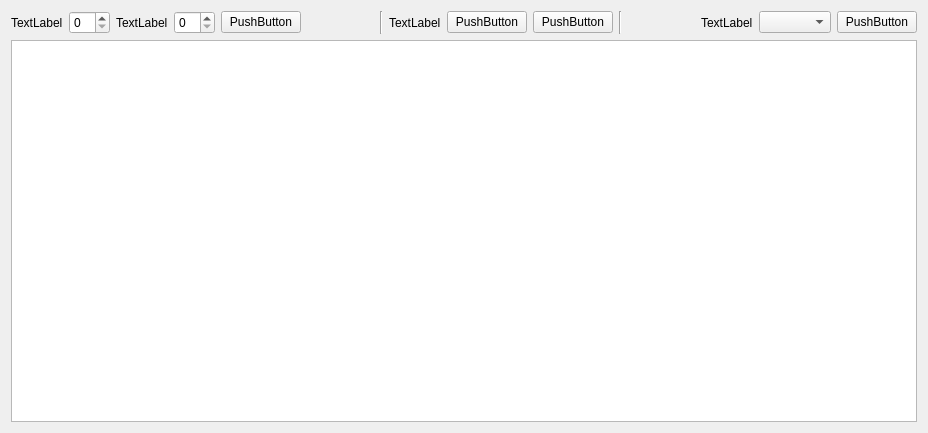
Before: the Qt Designer form MainWindow.ui in konserw/jobshop, drawn with Qt 5.
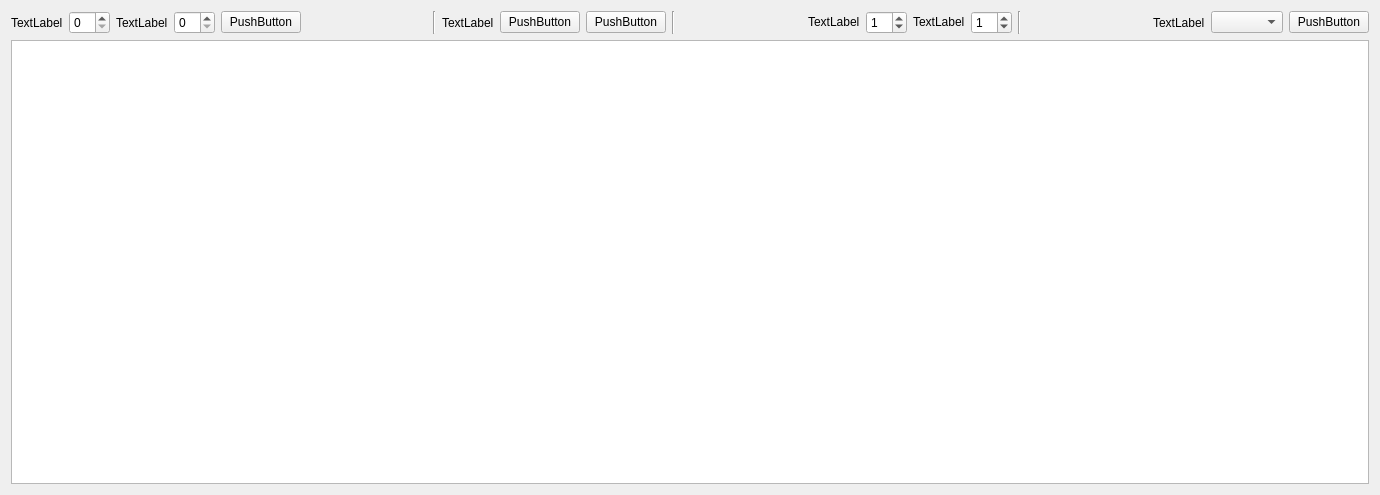
After: the same form once the commit is applied.

Commit message: zmiany w ui: przeniesienie alfy i bety do mainwindow, przycisk export w wykres.ui

Patch:
```diff
--- a/MainWindow.ui
+++ b/MainWindow.ui
@@ -6,8 +6,8 @@
    <rect>
     <x>0</x>
     <y>0</y>
-    <width>928</width>
-    <height>433</height>
+    <width>1380</width>
+    <height>495</height>
    </rect>
   </property>
   <property name="windowTitle">
@@ -92,6 +92,80 @@
         </property>
        </widget>
       </item>
+      <item>
+       <spacer name="horizontalSpacer_3">
+        <property name="orientation">
+         <enum>Qt::Horizontal</enum>
+        </property>
+        <property name="sizeHint" stdset="0">
+         <size>
+          <width>40</width>
+          <height>20</height>
+         </size>
+        </property>
+       </spacer>
+      </item>
+      <item>
+       <layout class="QHBoxLayout" name="horizontalLayout_2">
+        <property name="sizeConstraint">
+         <enum>QLayout::SetFixedSize</enum>
+        </property>
+        <item>
+         <widget class="QLabel" name="label_beta">
+          <property name="sizePolicy">
+           <sizepolicy hsizetype="Preferred" vsizetype="Fixed">
+            <horstretch>0</horstretch>
+            <verstretch>0</verstretch>
+           </sizepolicy>
+          </property>
+          <property name="text">
+           <string>TextLabel</string>
+          </property>
+         </widget>
+        </item>
+        <item>
+         <widget class="QSpinBox" name="beta">
+          <property name="value">
+           <number>1</number>
+          </property>
+         </widget>
+        </item>
+       </layout>
+      </item>
+      <item>
+       <layout class="QHBoxLayout" name="horizontalLayout_3">
+        <property name="sizeConstraint">
+         <enum>QLayout::SetFixedSize</enum>
+        </property>
+        <item>
+         <widget class="QLabel" name="label_alfa">
+          <property name="sizePolicy">
+           <sizepolicy hsizetype="Preferred" vsizetype="Fixed">
+            <horstretch>0</horstretch>
+            <verstretch>0</verstretch>
+           </sizepolicy>
+          </property>
+          <property name="text">
+           <string>TextLabel</string>
+          </property>
+         </widget>
+        </item>
+        <item>
+         <widget class="QSpinBox" name="alfa">
+          <property name="value">
+           <number>1</number>
+          </property>
+         </widget>
+        </item>
+       </layout>
+      </item>
+      <item>
+       <widget class="Line" name="line_3">
+        <property name="orientation">
+         <enum>Qt::Vertical</enum>
+        </property>
+       </widget>
+      </item>
       <item>
        <spacer name="horizontalSpacer">
         <property name="orientation">
```
Left out of the diff: 2 changed lines with no effect on the pictures. The commit also changes 5 other files.
